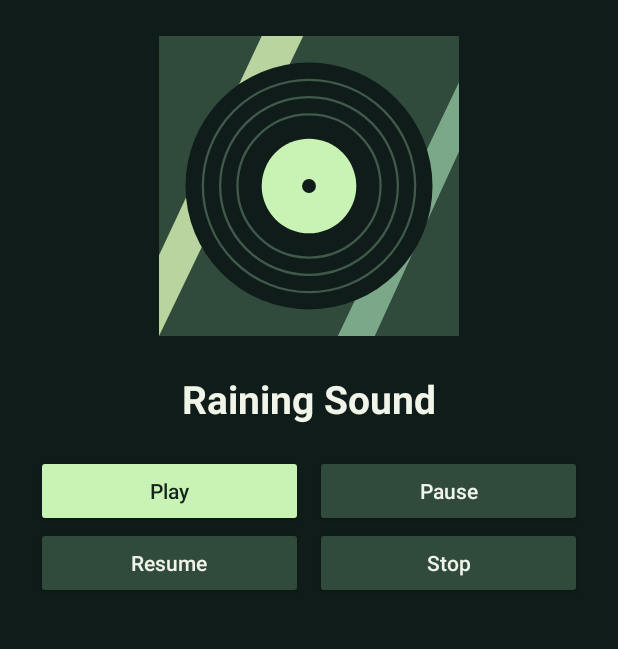
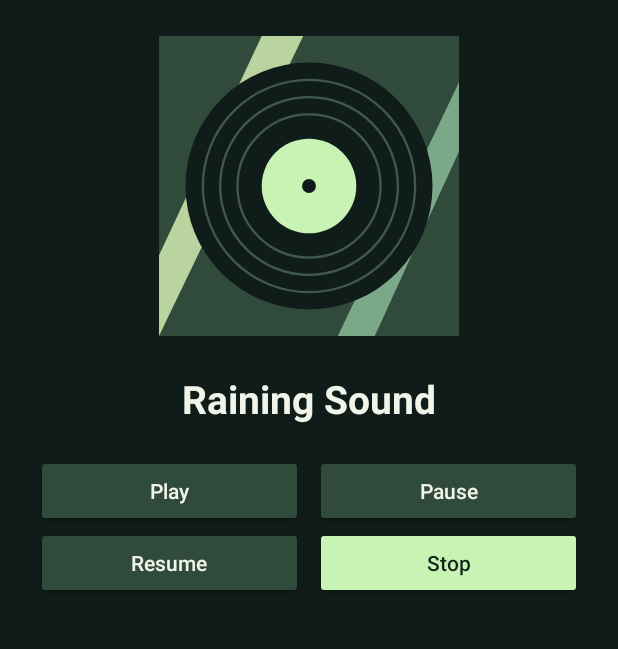
Before and after one commit to y0unglewis/music-player, an Android app: the screen it shows after launch (MainActivity), after a tap on "Play", on a phone screen of 412 x 824 dp, the part 335-984 px from its top. Run offline under Robolectric (Android 15) with nearby library versions, the phone set to English and light mode, and no system bars; 2 statements that could not run were skipped.

Commit message:
Use simple classroom Java and highlight valid playback state

```diff
--- a/app/src/main/java/com/example/mymusic/AppConstants.java
+++ b/app/src/main/java/com/example/mymusic/AppConstants.java
@@ -8,4 +8,9 @@ public final class AppConstants {
     public static final String CHANNEL_ID = "music_playback";
     public static final int NOTIFICATION_ID = 1;
     public static final int REQUEST_NOTIFICATION_PERMISSION = 1;
+
+    public static final int STATE_STOPPED = 0;
+    public static final int STATE_PLAYING = 1;
+    public static final int STATE_PAUSED = 2;
+    public static final int STATE_RESUMED = 3;
 }
--- a/app/src/main/java/com/example/mymusic/MainActivity.java
+++ b/app/src/main/java/com/example/mymusic/MainActivity.java
@@ -25,11 +25,14 @@ public class MainActivity extends Activity {
         public void onServiceConnected(ComponentName name, IBinder service) {
             MyMusicService.LocalBinder binder = (MyMusicService.LocalBinder) service;
             musicService = binder.getService();
+            musicService.setStateListener(() -> updateButtonColor());
+            updateButtonColor();
         }
 
         @Override
         public void onServiceDisconnected(ComponentName name) {
             musicService = null;
+            updateButtonColor();
         }
     };
 
@@ -49,38 +52,41 @@ public class MainActivity extends Activity {
     }
 
     private void setupListeners() {
-        btnPlay.setOnClickListener(v -> {
-            playMusic();
-            updateButtonColor(btnPlay);
-        });
-        btnPause.setOnClickListener(v -> {
-            pauseMusic();
-            updateButtonColor(btnPause);
-        });
-        btnResume.setOnClickListener(v -> {
-            resumeMusic();
-            updateButtonColor(btnResume);
-        });
-        btnStop.setOnClickListener(v -> {
-            stopMusic();
-            updateButtonColor(btnStop);
-        });
+        btnPlay.setOnClickListener(v -> playMusic());
+        btnPause.setOnClickListener(v -> pauseMusic());
+        btnResume.setOnClickListener(v -> resumeMusic());
+        btnStop.setOnClickListener(v -> stopMusic());
     }
 
-    // Tô màu nút vừa bấm, các nút còn lại trở về màu mặc định.
-    private void updateButtonColor(Button selectedButton) {
+    // Đổi màu theo trạng thái mà Service đã xử lý.
+    private void updateButtonColor() {
+        Button selectedButton = btnStop;
+
+        if (musicService != null) {
+            int state = musicService.getState();
+            if (state == AppConstants.STATE_PLAYING) {
+                selectedButton = btnPlay;
+            } else if (state == AppConstants.STATE_PAUSED) {
+                selectedButton = btnPause;
+            } else if (state == AppConstants.STATE_RESUMED) {
+                selectedButton = btnResume;
+            }
+        }
+
         Button[] buttons = {btnPlay, btnPause, btnResume, btnStop};
-
         for (Button button : buttons) {
-            boolean selected = button == selectedButton;
-            int background = getColor(selected ? R.color.primary : R.color.surface);
-            int text = getColor(selected ? R.color.on_primary : R.color.text);
-            button.setBackgroundTintList(ColorStateList.valueOf(background));
-            button.setTextColor(text);
+            if (button == selectedButton) {
+                button.setBackgroundTintList(ColorStateList.valueOf(getColor(R.color.primary)));
+                button.setTextColor(getColor(R.color.on_primary));
+            } else {
+                button.setBackgroundTintList(ColorStateList.valueOf(getColor(R.color.surface)));
+                button.setTextColor(getColor(R.color.text));
+            }
         }
     }
 
     private void playMusic() {
+        if (musicService == null) return;
         Intent intent = new Intent(this, MyMusicService.class);
         startService(intent);
         requestNotificationPermission();
@@ -99,11 +105,11 @@ public class MainActivity extends Activity {
     }
 
     private void stopMusic() {
-        // Service còn bound nên dừng player trực tiếp trước stopService().
         if (musicService != null) {
+            // Service còn bound nên dừng player trước stopService().
             musicService.stop();
+            stopService(new Intent(this, MyMusicService.class));
         }
-        stopService(new Intent(this, MyMusicService.class));
     }
 
     @Override
@@ -124,6 +130,9 @@ public class MainActivity extends Activity {
     }
 
     private void disconnectService() {
+        if (musicService != null) {
+            musicService.setStateListener(null);
+        }
         if (bound) {
             unbindService(connection);
             bound = false;
--- a/app/src/main/res/layout/activity_main.xml
+++ b/app/src/main/res/layout/activity_main.xml
@@ -48,10 +48,10 @@
                 android:layout_width="0dp"
                 android:layout_height="wrap_content"
                 android:layout_weight="1"
-                android:backgroundTint="@color/primary"
+                android:backgroundTint="@color/surface"
                 android:text="@string/play"
                 android:textAllCaps="false"
-                android:textColor="@color/on_primary" />
+                android:textColor="@color/text" />
 
             <Button
                 android:id="@+id/btnPause"
@@ -85,10 +85,10 @@
                 android:layout_height="wrap_content"
                 android:layout_weight="1"
                 android:layout_marginStart="8dp"
-                android:backgroundTint="@color/surface"
+                android:backgroundTint="@color/primary"
                 android:text="@string/stop"
                 android:textAllCaps="false"
-                android:textColor="@color/text" />
+                android:textColor="@color/on_primary" />
         </LinearLayout>
 
     </LinearLayout>
```
Also changed, not shown: app/src/main/java/com/example/mymusic/MyMusicService.java (+22 -0 lines), 2 other files.
